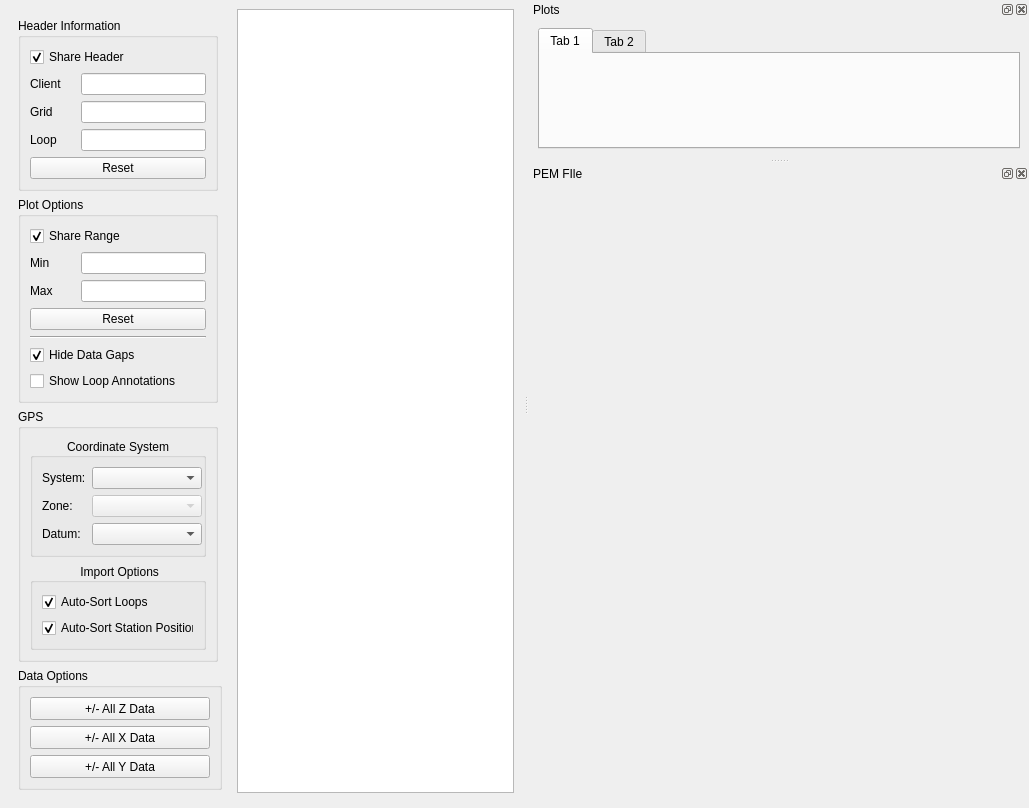
This is src/qt_ui/pem_editor_window.ui in Eric-Meunier/Processor-Suite as Qt 5 draws it before an edit. The edited form follows.
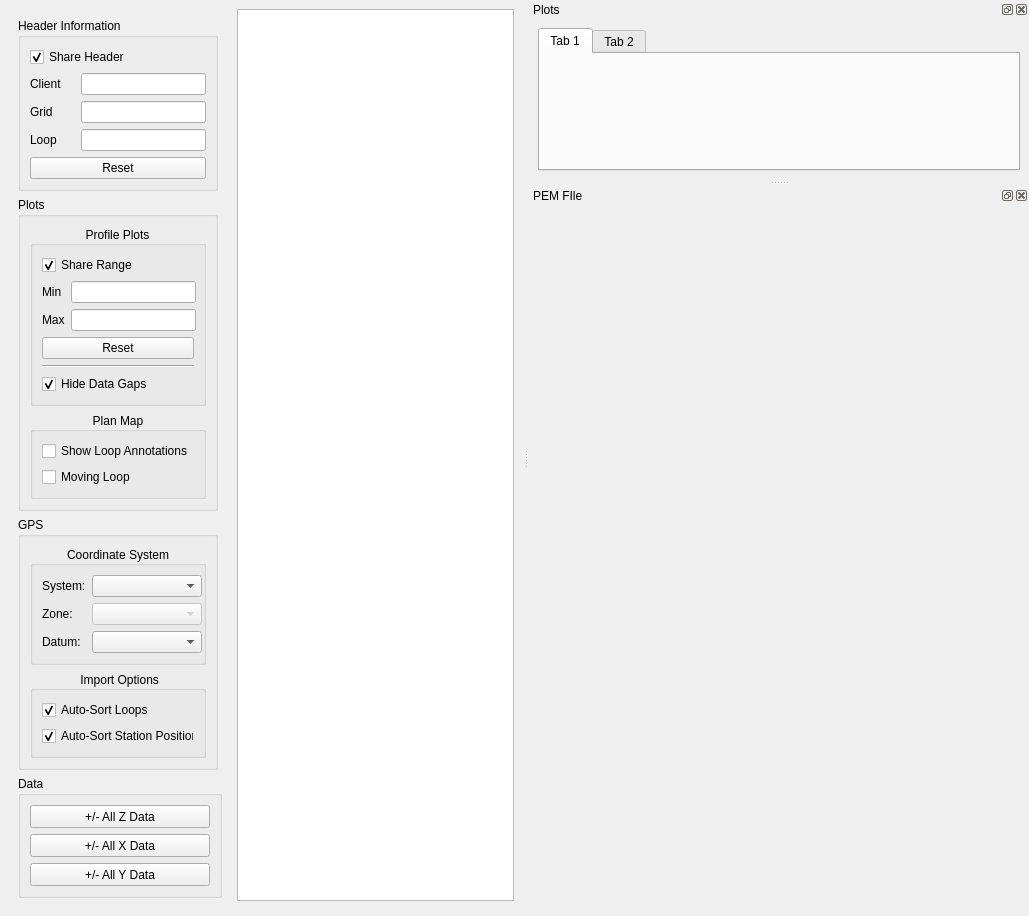
This is the edited form.

Commit message: Adding .INF GPS GUI items to PEM Editor.

```diff
--- a/src/qt_ui/pem_editor_window.ui
+++ b/src/qt_ui/pem_editor_window.ui
@@ -7,7 +7,7 @@
     <x>0</x>
     <y>0</y>
     <width>1029</width>
-    <height>766</height>
+    <height>907</height>
    </rect>
   </property>
   <property name="sizePolicy">
@@ -258,39 +258,45 @@
           </font>
          </property>
          <property name="title">
-          <string>Plot Options</string>
+          <string>Plots</string>
          </property>
          <layout class="QGridLayout" name="share_range_layout">
-          <item row="3" column="0" colspan="2">
-           <widget class="QPushButton" name="reset_range_btn">
+          <item row="7" column="0" colspan="2">
+           <widget class="QGroupBox" name="groupBox">
+            <property name="title">
+             <string>Plan Map</string>
+            </property>
+            <property name="alignment">
+             <set>Qt::AlignCenter</set>
+            </property>
+            <layout class="QVBoxLayout" name="verticalLayout_4">
+             <item>
+              <widget class="QCheckBox" name="show_loop_anno_checkbox">
             <property name="text">
-             <string>Reset</string>
+                <string>Show Loop Annotations</string>
             </property>
            </widget>
           </item>
-          <item row="1" column="1" alignment="Qt::AlignRight|Qt::AlignVCenter">
-           <widget class="QLineEdit" name="min_range_edit">
-            <property name="sizePolicy">
-             <sizepolicy hsizetype="Fixed" vsizetype="Fixed">
-              <horstretch>0</horstretch>
-              <verstretch>0</verstretch>
-             </sizepolicy>
-            </property>
-            <property name="minimumSize">
-             <size>
-              <width>125</width>
-              <height>0</height>
-             </size>
-            </property>
-            <property name="maximumSize">
-             <size>
-              <width>125</width>
-              <height>16777215</height>
-             </size>
-            </property>
-           </widget>
-          </item>
-          <item row="2" column="1" alignment="Qt::AlignRight">
+             <item>
+              <widget class="QCheckBox" name="movingLoopCBox">
+               <property name="text">
+                <string>Moving Loop</string>
+               </property>
+              </widget>
+             </item>
+            </layout>
+           </widget>
+          </item>
+          <item row="0" column="0" colspan="2">
+           <widget class="QGroupBox" name="groupBox_4">
+            <property name="title">
+             <string>Profile Plots</string>
+            </property>
+            <property name="alignment">
+             <set>Qt::AlignCenter</set>
+            </property>
+            <layout class="QGridLayout" name="gridLayout_5">
+             <item row="1" column="1">
            <widget class="QLineEdit" name="max_range_edit">
             <property name="sizePolicy">
              <sizepolicy hsizetype="Fixed" vsizetype="Fixed">
@@ -312,6 +318,16 @@
             </property>
            </widget>
           </item>
+             <item row="0" column="0" colspan="2">
+              <widget class="QCheckBox" name="share_range_checkbox">
+               <property name="text">
+                <string>Share Range</string>
+               </property>
+               <property name="checked">
+                <bool>true</bool>
+               </property>
+              </widget>
+             </item>
           <item row="1" column="0">
            <widget class="QLabel" name="min_range_label">
             <property name="text">
@@ -319,6 +335,16 @@
             </property>
            </widget>
           </item>
+             <item row="5" column="0" colspan="2">
+              <widget class="QCheckBox" name="hide_gaps_checkbox">
+               <property name="text">
+                <string>Hide Data Gaps</string>
+               </property>
+               <property name="checked">
+                <bool>true</bool>
+               </property>
+              </widget>
+             </item>
           <item row="2" column="0">
            <widget class="QLabel" name="max_range_label">
             <property name="text">
@@ -326,6 +352,35 @@
             </property>
            </widget>
           </item>
+             <item row="2" column="1">
+              <widget class="QLineEdit" name="min_range_edit">
+               <property name="sizePolicy">
+                <sizepolicy hsizetype="Fixed" vsizetype="Fixed">
+                 <horstretch>0</horstretch>
+                 <verstretch>0</verstretch>
+                </sizepolicy>
+               </property>
+               <property name="minimumSize">
+                <size>
+                 <width>125</width>
+                 <height>0</height>
+                </size>
+               </property>
+               <property name="maximumSize">
+                <size>
+                 <width>125</width>
+                 <height>16777215</height>
+                </size>
+               </property>
+              </widget>
+             </item>
+             <item row="3" column="0" colspan="2">
+              <widget class="QPushButton" name="reset_range_btn">
+               <property name="text">
+                <string>Reset</string>
+               </property>
+              </widget>
+             </item>
           <item row="4" column="0" colspan="2">
            <widget class="Line" name="line">
             <property name="orientation">
@@ -333,38 +388,14 @@
             </property>
            </widget>
           </item>
-          <item row="6" column="0" colspan="2">
-           <widget class="QCheckBox" name="show_loop_anno_checkbox">
-            <property name="text">
-             <string>Show Loop Annotations</string>
-            </property>
-           </widget>
-          </item>
-          <item row="5" column="0" colspan="2">
-           <widget class="QCheckBox" name="hide_gaps_checkbox">
-            <property name="text">
-             <string>Hide Data Gaps</string>
-            </property>
-            <property name="checked">
-             <bool>true</bool>
-            </property>
-           </widget>
-          </item>
-          <item row="0" column="0" colspan="2">
-           <widget class="QCheckBox" name="share_range_checkbox">
-            <property name="text">
-             <string>Share Range</string>
-            </property>
-            <property name="checked">
-             <bool>true</bool>
-            </property>
+            </layout>
            </widget>
           </item>
          </layout>
         </widget>
        </item>
        <item row="4" column="0">
-        <widget class="QGroupBox" name="groupBox">
+        <widget class="QGroupBox" name="gps_box">
          <property name="sizePolicy">
           <sizepolicy hsizetype="Fixed" vsizetype="Preferred">
            <horstretch>0</horstretch>
@@ -388,7 +419,7 @@
          </property>
          <layout class="QVBoxLayout" name="verticalLayout">
           <item>
-           <widget class="QGroupBox" name="groupBox_4">
+           <widget class="QGroupBox" name="coord_system_box">
             <property name="layoutDirection">
              <enum>Qt::LeftToRight</enum>
             </property>
@@ -541,7 +572,7 @@
           </size>
          </property>
          <property name="title">
-          <string>Data Options</string>
+          <string>Data</string>
          </property>
          <layout class="QVBoxLayout" name="verticalLayout_2">
           <item>
```
Left out of the diff: 6 changed lines with no effect on the pictures. Lines whose indentation alone changed are shown as unchanged. The commit also changes 3 other files.
